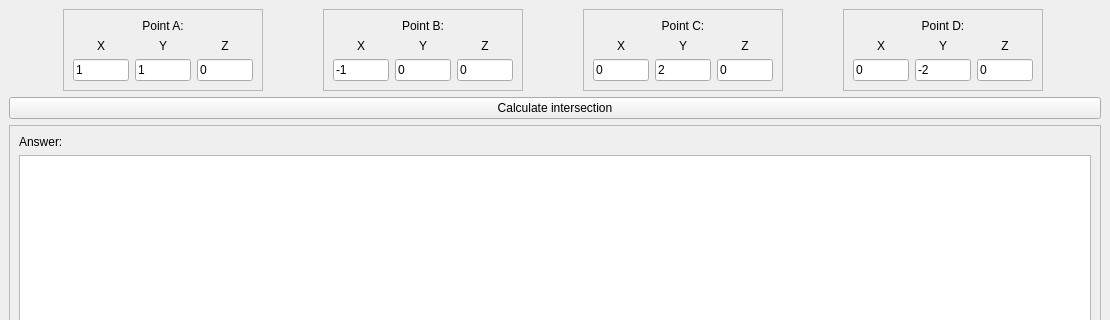
Above: mainwindow.ui from IliaLadygin/task_2segments before the change; both pictures show x 0 to 1110 and y 0 to 320 of the 1110 by 716 pixel window. Below: the same form after it.
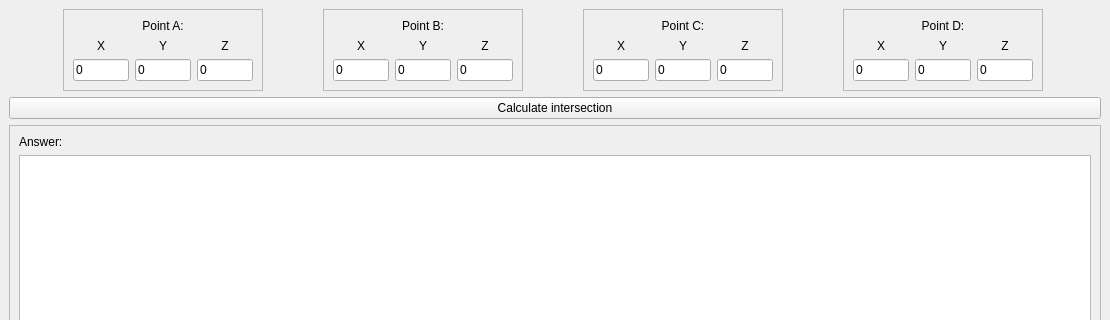
That is the form after the change.

```diff
--- a/mainwindow.ui
+++ b/mainwindow.ui
@@ -65,7 +65,7 @@
                 <string/>
                </property>
                <property name="text">
-                <string>1</string>
+                <string>0</string>
                </property>
               </widget>
              </item>
@@ -89,7 +89,7 @@
                 <set>Qt::ImhPreferNumbers</set>
                </property>
                <property name="text">
-                <string>1</string>
+                <string>0</string>
                </property>
               </widget>
              </item>
@@ -169,7 +169,7 @@
                 <set>Qt::ImhPreferNumbers</set>
                </property>
                <property name="text">
-                <string>-1</string>
+                <string>0</string>
                </property>
               </widget>
              </item>
@@ -297,7 +297,7 @@
                 <set>Qt::ImhPreferNumbers</set>
                </property>
                <property name="text">
-                <string>2</string>
+                <string>0</string>
                </property>
               </widget>
              </item>
@@ -401,7 +401,7 @@
                 <set>Qt::ImhPreferNumbers</set>
                </property>
                <property name="text">
-                <string>-2</string>
+                <string>0</string>
                </property>
               </widget>
              </item>
```
